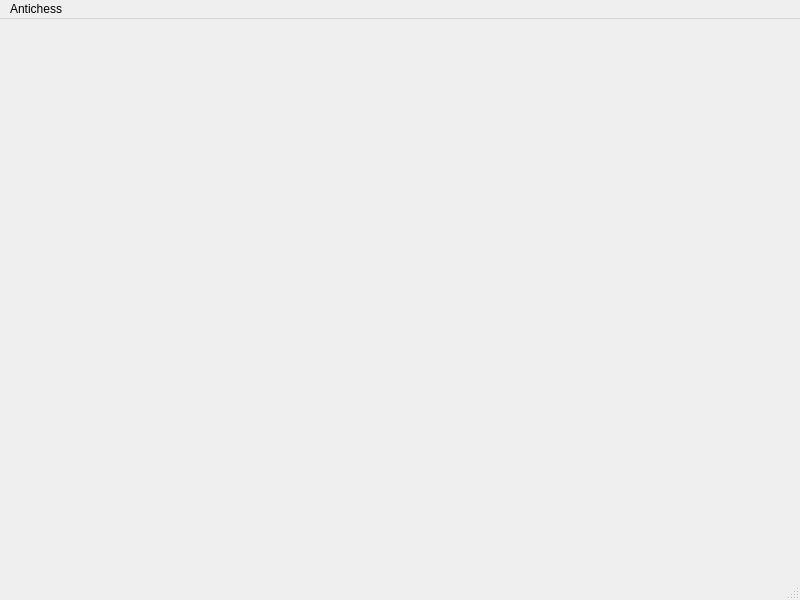
Before: the Qt Designer form Antichess/mainwindow.ui in L0G4NN/EE273Project, drawn with Qt 5.
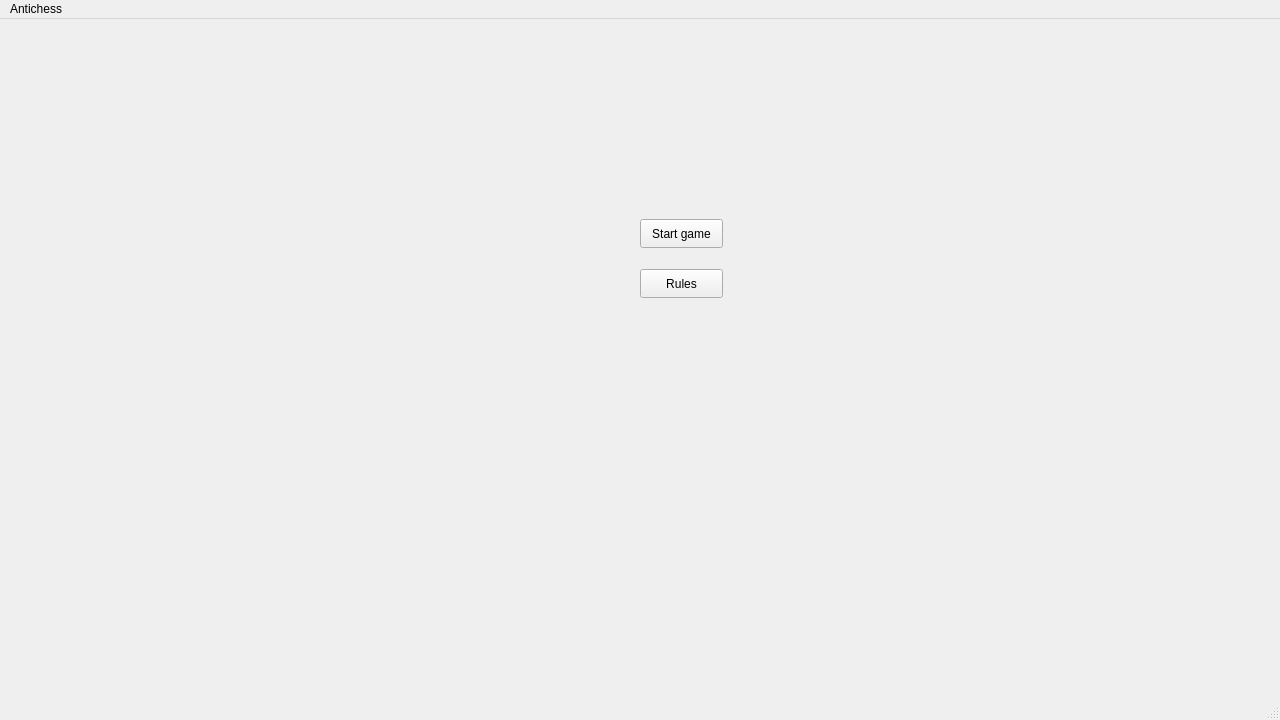
After: the same form once the commit is applied.

Patch:
```diff
--- a/Antichess/mainwindow.ui
+++ b/Antichess/mainwindow.ui
@@ -2,24 +2,60 @@
 <ui version="4.0">
  <class>MainWindow</class>
  <widget class="QMainWindow" name="MainWindow">
+  <property name="enabled">
+   <bool>true</bool>
+  </property>
   <property name="geometry">
    <rect>
     <x>0</x>
     <y>0</y>
-    <width>800</width>
-    <height>600</height>
+    <width>1280</width>
+    <height>720</height>
    </rect>
   </property>
   <property name="windowTitle">
    <string>MainWindow</string>
   </property>
-  <widget class="QWidget" name="centralwidget"/>
+  <widget class="QWidget" name="centralwidget">
+   <widget class="QPushButton" name="pushButton">
+    <property name="geometry">
+     <rect>
+      <x>640</x>
+      <y>200</y>
+      <width>83</width>
+      <height>29</height>
+     </rect>
+    </property>
+    <property name="text">
+     <string>Start game</string>
+    </property>
+   </widget>
+   <widget class="QPushButton" name="pushButton_2">
+    <property name="geometry">
+     <rect>
+      <x>640</x>
+      <y>250</y>
+      <width>83</width>
+      <height>29</height>
+     </rect>
+    </property>
+    <property name="text">
+     <string>Rules</string>
+    </property>
+    <property name="checkable">
+     <bool>false</bool>
+    </property>
+    <property name="autoDefault">
+     <bool>false</bool>
+    </property>
+   </widget>
+  </widget>
   <widget class="QMenuBar" name="menubar">
    <property name="geometry">
     <rect>
      <x>0</x>
      <y>0</y>
-     <width>800</width>
+     <width>1280</width>
      <height>25</height>
     </rect>
    </property>
```
Left out of the diff: 2 changed lines with no effect on the pictures.
